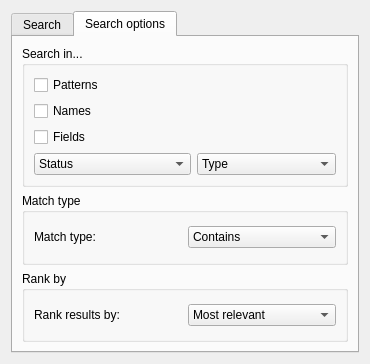
First picture: the form in src/ui/extended_search_area.ui, repository Mudlet/Mudlet, before the edit.
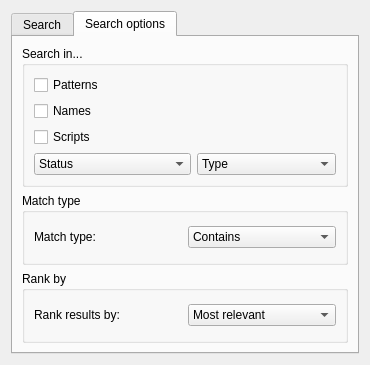
Second picture: the form after the edit. The open tabs and pages were chosen to show the change.

The edit to the form file:
```diff
--- a/src/ui/extended_search_area.ui
+++ b/src/ui/extended_search_area.ui
@@ -1,12 +1,12 @@
 <ui version="4.0" >
  <class>extended_search_area</class>
- <widget class="QWidget" name="extended_search_area" >
-  <property name="geometry" >
+ <widget class="QWidget" name="extended_search_area">
+  <property name="geometry">
    <rect>
     <x>0</x>
     <y>0</y>
     <width>370</width>
-    <height>364</height>
+    <height>365</height>
    </rect>
   </property>
   <property name="sizePolicy" >
@@ -82,16 +82,8 @@
        </item>
       </layout>
      </widget>
-     <widget class="QWidget" name="tab_2" >
-      <property name="geometry" >
-       <rect>
-        <x>0</x>
-        <y>0</y>
-        <width>640</width>
-        <height>409</height>
-       </rect>
-      </property>
-      <attribute name="title" >
+     <widget class="QWidget" name="tab_2">
+      <attribute name="title">
        <string>Search options</string>
       </attribute>
       <layout class="QGridLayout" name="gridLayout_4" >
@@ -126,8 +118,8 @@
             <property name="toolTip" >
              <string>Script fields (where you write the code for your aliases/triggers and such)</string>
             </property>
-            <property name="text" >
-             <string>Fields</string>
+            <property name="text">
+             <string>Scripts</string>
             </property>
            </widget>
           </item>
```
Left out of the diff: 177 changed lines with no effect on the pictures.
